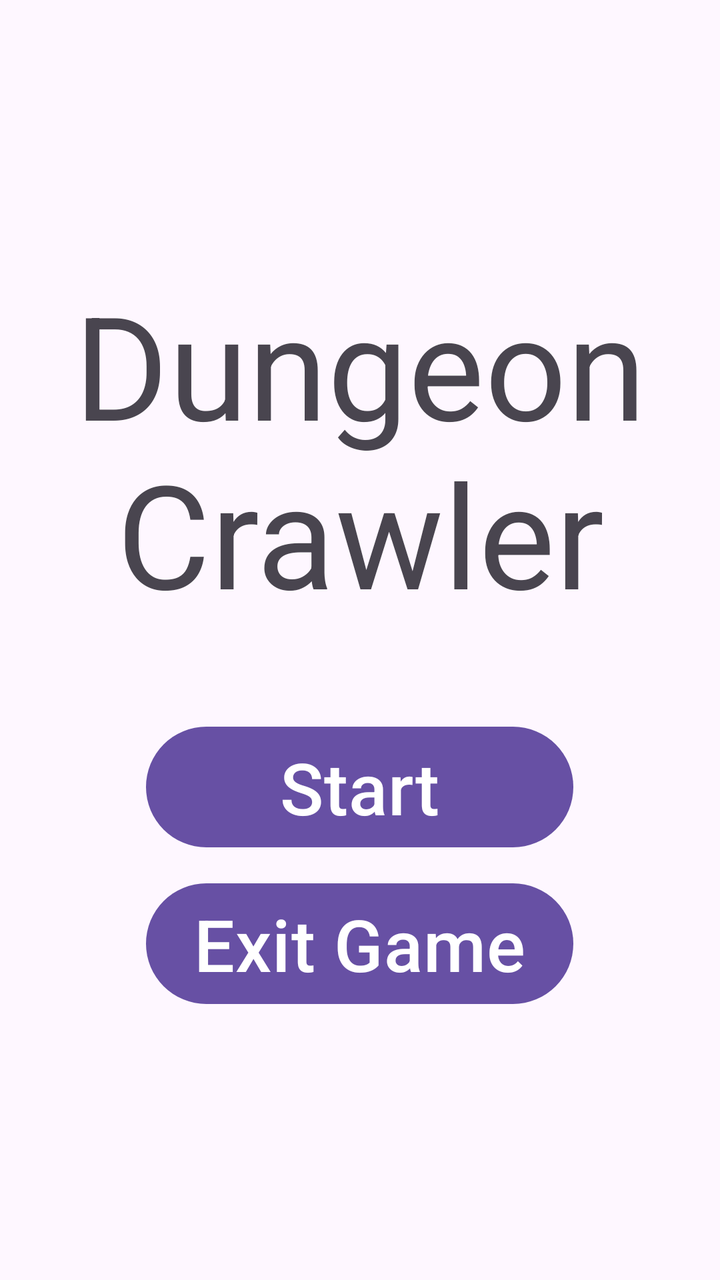
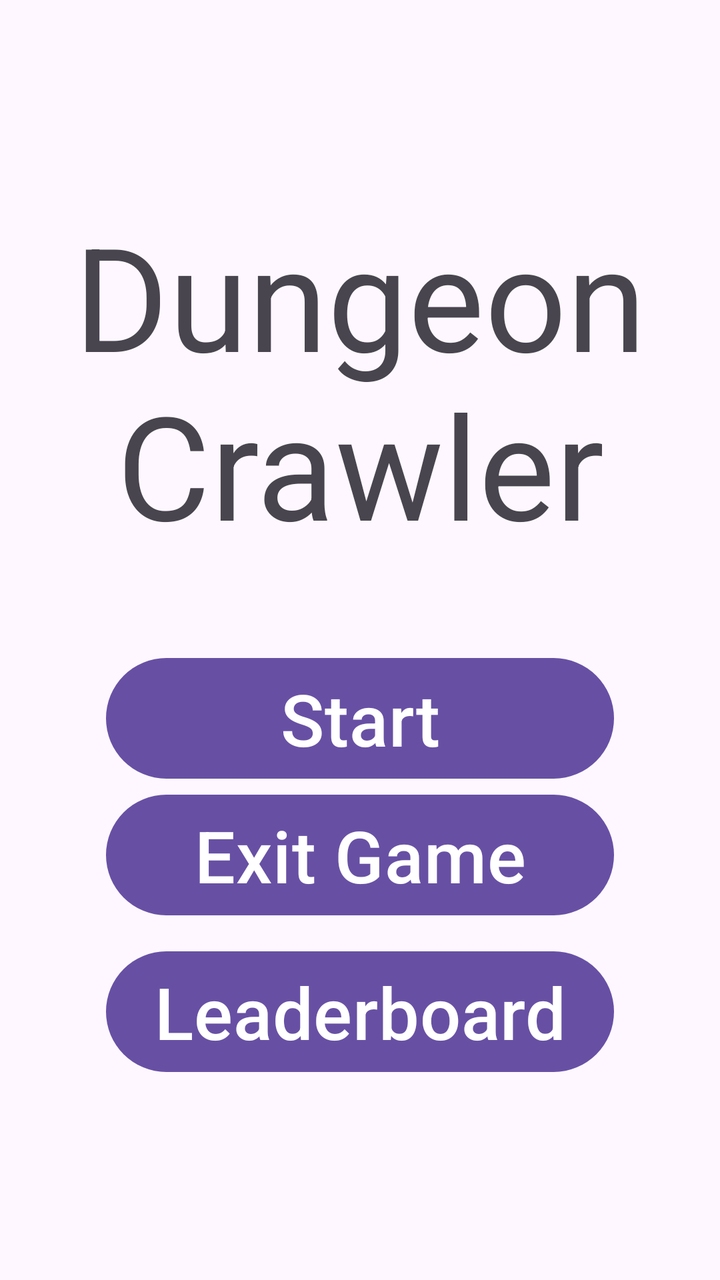

Before-and-after screenshots of an Android layout around one commit, followed by the original layout XML and the change that was made.
<!-- AndroidManifest.xml: activity theme Theme.CS2340C_Team28 -->
<!-- res/layout/activity_main.xml -->
<?xml version="1.0" encoding="utf-8"?>
<androidx.constraintlayout.widget.ConstraintLayout xmlns:android="http://schemas.android.com/apk/res/android"
    xmlns:app="http://schemas.android.com/apk/res-auto"
    xmlns:tools="http://schemas.android.com/tools"
    android:id="@+id/coordinatorLayout"
    android:layout_width="match_parent"
    android:layout_height="match_parent"
    android:fitsSystemWindows="true"
    tools:context=".activities.MainActivity">

    <LinearLayout
        android:layout_width="match_parent"
        android:layout_height="match_parent"
        android:gravity="center"
        android:orientation="vertical">

        <Space
            android:layout_width="match_parent"
            android:layout_height="wrap_content"
            android:layout_weight="1" />

        <TextView
            android:id="@+id/title"
            android:layout_width="match_parent"
            android:layout_height="wrap_content"
            android:gravity="center"
            android:text="Dungeon Crawler"
            android:textSize="72sp"
            tools:ignore="MissingConstraints" />

        <Space
            android:layout_width="match_parent"
            android:layout_height="45dp" />

        <LinearLayout
            android:layout_width="wrap_content"
            android:layout_height="wrap_content"
            android:gravity="center"
            android:orientation="vertical">

            <Button
                android:id="@+id/configButton"
                android:layout_width="match_parent"
                android:layout_height="wrap_content"
                android:text="Start"
                android:textSize="36sp" />

            <Space
                android:layout_width="match_parent"
                android:layout_height="10dp" />

            <Button
                android:id="@+id/exitButton"
                android:layout_width="match_parent"
                android:layout_height="wrap_content"
                android:text="Exit Game"
                android:textSize="36sp" />
        </LinearLayout>

        <Space
            android:layout_width="match_parent"
            android:layout_height="wrap_content"
            android:layout_weight="1" />

    </LinearLayout>


</androidx.constraintlayout.widget.ConstraintLayout>
<!-- resources referenced by this layout -->
<resources>
  <style name="Theme.CS2340C_Team28" parent="Theme.MaterialComponents.DayNight.DarkActionBar">
          
          <item name="colorPrimary">@color/purple_500</item>
          <item name="colorPrimaryVariant">@color/purple_700</item>
          <item name="colorOnPrimary">@color/white</item>
          
          <item name="colorSecondary">@color/teal_200</item>
          <item name="colorSecondaryVariant">@color/teal_700</item>
          <item name="colorOnSecondary">@color/black</item>
          
          <item name="android:statusBarColor">?attr/colorPrimaryVariant</item>
          
      </style>
  <color name="purple_500">#FF6200EE</color>
  <color name="purple_700">#FF3700B3</color>
  <color name="white">#FFFFFFFF</color>
  <color name="teal_200">#FF03DAC5</color>
  <color name="teal_700">#FF018786</color>
  <color name="black">#FF000000</color>
</resources>

<!-- the commit's change to res/layout/activity_main.xml (unified diff, before → after) -->
@@ -45,15 +45,22 @@
                 android:text="Start"
                 android:textSize="36sp" />
 
-            <Space
-                android:layout_width="match_parent"
-                android:layout_height="10dp" />
 
             <Button
                 android:id="@+id/exitButton"
                 android:layout_width="match_parent"
                 android:layout_height="wrap_content"
                 android:text="Exit Game"
+                android:textSize="36sp" />
+            <Space
+                android:layout_width="match_parent"
+                android:layout_height="10dp" />
+
+            <Button
+                android:id="@+id/leaderboard"
+                android:layout_width="match_parent"
+                android:layout_height="wrap_content"
+                android:text="Leaderboard"
                 android:textSize="36sp" />
         </LinearLayout>
 
